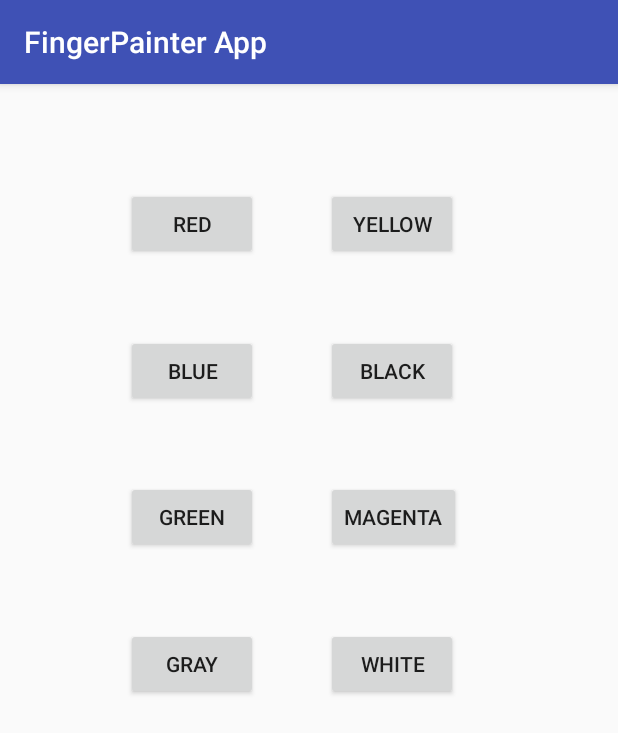
After one commit to khcy5dnr/FingerPainter-App, an Android app: the SetColourActivity screen opened directly, with no data from a screen before it, on a phone screen of 412 x 824 dp. The commit adds this screen. Shown: the top 733 px of the screen. Run offline under Robolectric (Android 15) with nearby library versions, the phone set to English and light mode, and no system bars.

Commit message:
Set colour done, created seekbar to set brush width

```diff
--- a/app/src/main/AndroidManifest.xml
+++ b/app/src/main/AndroidManifest.xml
@@ -16,6 +16,8 @@
                 <category android:name="android.intent.category.LAUNCHER" />
             </intent-filter>
         </activity>
+        <activity android:name=".SetColourActivity" />
+        <activity android:name=".SetBrushSize_Activity"></activity>
     </application>
 
 </manifest>
--- /dev/null
+++ b/app/src/main/java/com/example/durai23/fingerpainterapp/SetColourActivity.java
@@ -0,0 +1,106 @@
+package com.example.durai23.fingerpainterapp;
+
+import android.app.Activity;
+import android.content.Intent;
+import android.support.v7.app.AppCompatActivity;
+import android.os.Bundle;
+import android.view.View;
+import android.widget.Button;
+
+
+public class SetColourActivity extends AppCompatActivity {
+
+    static final int SETCOLOUR_ACTIVITY_REQUEST_CODE = 1;
+
+    Button redColour;
+    Button yellowColour;
+    Button blueColour;
+    Button blackColour;
+    Button greenColour;
+    Button magentaColour;
+    Button grayColour;
+    Button whiteColour;
+
+    private int colourChoice = 0;
+    Bundle bundle = new Bundle();
+
+    @Override
+    protected void onCreate(Bundle savedInstanceState) {
+        super.onCreate(savedInstanceState);
+        setContentView(R.layout.activity_set_colour);
+
+        redColour = (Button)findViewById(R.id.redButton);
+        yellowColour = (Button)findViewById(R.id.yellowButton);
+        blueColour = (Button)findViewById(R.id.blueButton);
+        blackColour = (Button)findViewById(R.id.blackButton);
+        greenColour = (Button)findViewById(R.id.greenButton);
+        magentaColour = (Button)findViewById(R.id.magentaButton);
+        grayColour = (Button)findViewById(R.id.grayButton);
+        whiteColour = (Button)findViewById(R.id.whiteButton);
+
+        redColour.setOnClickListener(new View.OnClickListener() {
+            public void onClick(View view) {
+                colourChoice = 1;
+                return_colourChoice();
+            }
+        });
+
+        yellowColour.setOnClickListener(new View.OnClickListener() {
+            public void onClick(View view) {
+                colourChoice = 2;
+                return_colourChoice();
+            }
+        });
+
+        blueColour.setOnClickListener(new View.OnClickListener() {
+            public void onClick(View view) {
+                colourChoice = 3;
+                return_colourChoice();
+            }
+        });
+
+        blackColour.setOnClickListener(new View.OnClickListener() {
+            public void onClick(View view) {
+                colourChoice = 4;
+                return_colourChoice();
+            }
+        });
+
+        greenColour.setOnClickListener(new View.OnClickListener() {
+            public void onClick(View view) {
+                colourChoice = 5;
+                return_colourChoice();
+            }
+        });
+
+        magentaColour.setOnClickListener(new View.OnClickListener() {
+            public void onClick(View view) {
+                colourChoice = 6;
+                return_colourChoice();
+            }
+        });
+
+        grayColour.setOnClickListener(new View.OnClickListener() {
+            public void onClick(View view) {
+                colourChoice = 7;
+                return_colourChoice();
+            }
+        });
+
+        whiteColour.setOnClickListener(new View.OnClickListener() {
+            public void onClick(View view) {
+                colourChoice = 8;
+                return_colourChoice();
+            }
+        });
+    }
+
+    public void return_colourChoice(){
+        bundle.putInt("colourChoice",colourChoice);
+        Intent result = new Intent();
+        result.putExtras(bundle);
+        setResult(SETCOLOUR_ACTIVITY_REQUEST_CODE, result);
+        finish();
+    }
+
+}
--- /dev/null
+++ b/app/src/main/res/layout/activity_set_colour.xml
@@ -0,0 +1,83 @@
+<?xml version="1.0" encoding="utf-8"?>
+<RelativeLayout xmlns:android="http://schemas.android.com/apk/res/android"
+    xmlns:app="http://schemas.android.com/apk/res-auto"
+    xmlns:tools="http://schemas.android.com/tools"
+    android:layout_width="match_parent"
+    android:layout_height="match_parent"
+    tools:context="com.example.durai23.fingerpainterapp.SetColourActivity">
+
+
+    <Button
+        android:id="@+id/redButton"
+        android:layout_width="wrap_content"
+        android:layout_height="wrap_content"
+        android:text="Red"
+        android:onClick="return_colourChoice"
+        tools:layout_editor_absoluteX="67dp"
+        tools:layout_editor_absoluteY="116dp"
+        android:layout_marginStart="84dp"
+        android:layout_marginTop="69dp"
+        android:layout_alignParentTop="true"
+        android:layout_alignParentStart="true" />
+
+    <Button
+        android:id="@+id/yellowButton"
+        android:layout_width="wrap_content"
+        android:layout_height="wrap_content"
+        android:layout_alignTop="@+id/redButton"
+        android:layout_marginStart="45dp"
+        android:layout_toEndOf="@+id/redButton"
+        android:text="Yellow" />
+
+    <Button
+        android:id="@+id/blueButton"
+        android:layout_width="wrap_content"
+        android:layout_height="wrap_content"
+        android:text="Blue"
+        android:layout_marginTop="50dp"
+        android:layout_below="@+id/redButton"
+        android:layout_alignStart="@+id/redButton" />
+
+    <Button
+        android:id="@+id/blackButton"
+        android:layout_width="wrap_content"
+        android:layout_height="wrap_content"
+        android:text="Black"
+        android:layout_alignBaseline="@+id/blueButton"
+        android:layout_alignBottom="@+id/blueButton"
+        android:layout_alignStart="@+id/yellowButton" />
+
+    <Button
+        android:id="@+id/greenButton"
+        android:layout_width="wrap_content"
+        android:layout_height="wrap_content"
+        android:text="Green"
+        android:layout_below="@+id/blueButton"
+        android:layout_alignStart="@+id/blueButton"
+        android:layout_marginTop="49dp" />
+
+    <Button
+        android:id="@+id/magentaButton"
+        android:layout_width="wrap_content"
+        android:layout_height="wrap_content"
+        android:layout_alignStart="@+id/blackButton"
+        android:layout_alignTop="@+id/greenButton"
+        android:text="Magenta" />
+
+    <Button
+        android:id="@+id/grayButton"
+        android:layout_width="wrap_content"
+        android:layout_height="wrap_content"
+        android:layout_marginTop="50dp"
+        android:text="Gray"
+        android:layout_below="@+id/greenButton"
+        android:layout_alignStart="@+id/greenButton" />
+
+    <Button
+        android:id="@+id/whiteButton"
+        android:layout_width="wrap_content"
+        android:layout_height="wrap_content"
+        android:layout_alignBottom="@+id/grayButton"
+        android:layout_alignEnd="@+id/blackButton"
+        android:text="White" />
+</RelativeLayout>
```
Also changed, not shown: app/src/main/java/com/example/durai23/fingerpainterapp/MainActivity.java (+45 -1 lines), app/src/main/java/com/example/durai23/fingerpainterapp/SetBrushSize_Activity.java (added, +45 -0 lines), app/src/main/res/layout/activity_main.xml (+30 -5 lines), app/src/main/res/layout/activity_set_brush_size_.xml (added, +44 -0 lines).
